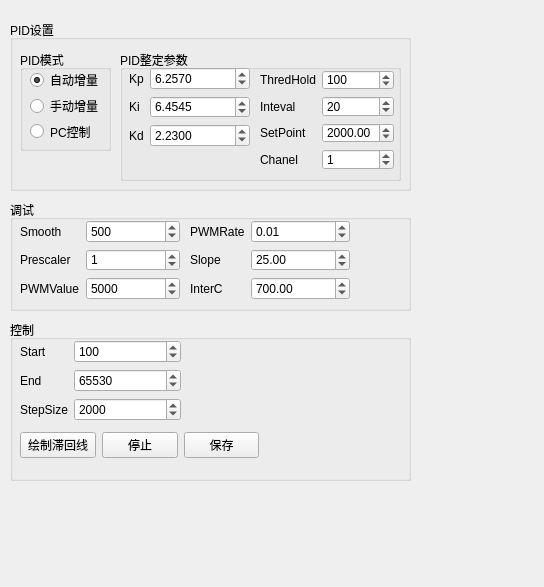
Old version of the form MFC/MFC-PC-release/src/UIControlProf.ui in the repository erisir/SandBox.
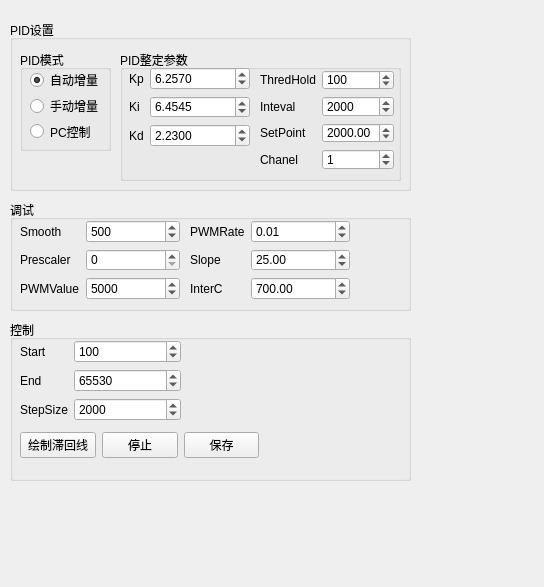
New version of the form.

Diff of the .ui file:
```diff
--- a/MFC/MFC-PC-release/src/UIControlProf.ui
+++ b/MFC/MFC-PC-release/src/UIControlProf.ui
@@ -215,7 +215,7 @@
          <double>2.000000000000000</double>
         </property>
         <property name="value">
-         <double>20.000000000000000</double>
+         <double>2000.000000000000000</double>
         </property>
        </widget>
       </item>
@@ -326,10 +326,10 @@
         <number>0</number>
        </property>
        <property name="maximum">
-        <double>100.000000000000000</double>
+        <double>65535.000000000000000</double>
        </property>
        <property name="value">
-        <double>1.000000000000000</double>
+        <double>0.000000000000000</double>
        </property>
       </widget>
      </item>
```
Left out of the diff: 2 changed lines with no effect on the pictures.
